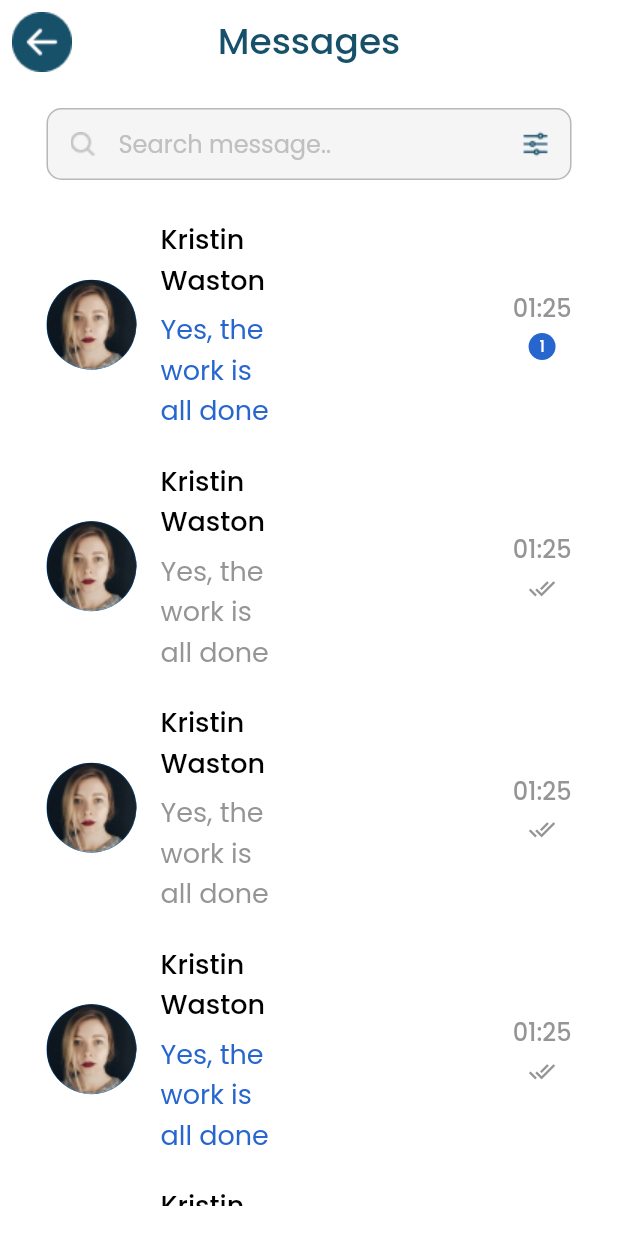
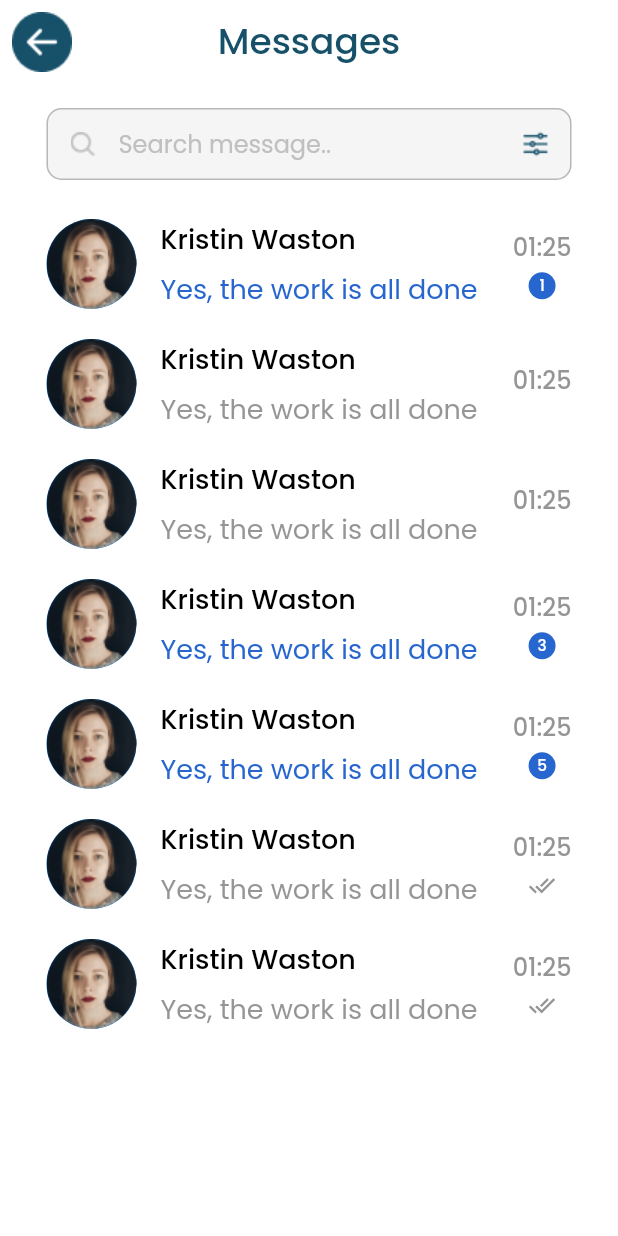
Before and after one commit to SalmaNada5/Task-Tech, a Flutter app: the ChatsScreen screen opened directly, on a phone screen of 412 x 824 dp. Run offline on Flutter 3.47's test engine with Material 2 defaults, Android fonts, the phone set to English and light mode, and no system bars; our stand-ins replace cached_network_image, custom_navigation_bar, dio, dotted_border, file_picker, flutter_switch and 10 more; missing offline and left inert: flutter_rounded_progress_bar, syncfusion_flutter_core; accounts and stored records are empty.

Commit message:
added new changes

```diff
--- a/lib/models/message_model.dart
+++ b/lib/models/message_model.dart
@@ -7,6 +7,7 @@ class Messages {
   String time;
   final bool isRead;
   final int unreadCount;
+  final bool isReceiveMess;
 
   Messages(
       {required this.name,
@@ -14,7 +15,8 @@ class Messages {
       required this.image,
       required this.isRead,
       required this.unreadCount,
-      required this.time});
+      required this.time,
+      required this.isReceiveMess});
 }
 
   List<Messages> chatsList = [
@@ -24,6 +26,7 @@ class Messages {
         image: 'images/person 2.png',
         time: '01:25',
         unreadCount: 1,
+        isReceiveMess: false,
         isRead: false),
     Messages(
         name: 'Kristin Waston',
@@ -31,6 +34,7 @@ class Messages {
         image: 'images/person 2.png',
         time: '01:25',
         unreadCount: 0,
+        isReceiveMess: true,
         isRead: true),
     Messages(
         name: 'Kristin Waston',
@@ -38,6 +42,7 @@ class Messages {
         image: 'images/person 2.png',
         time: '01:25',
         unreadCount: 0,
+        isReceiveMess: true,
         isRead: true),
     Messages(
         name: 'Kristin Waston',
@@ -45,6 +50,7 @@ class Messages {
         image: 'images/person 2.png',
         time: '01:25',
         unreadCount: 3,
+        isReceiveMess: false,
         isRead: false),
     Messages(
         name: 'Kristin Waston',
@@ -52,6 +58,8 @@ class Messages {
         image: 'images/person 2.png',
         time: '01:25',
         unreadCount: 5,
+                isReceiveMess: false,
+
         isRead: false),
     Messages(
         name: 'Kristin Waston',
@@ -59,6 +67,8 @@ class Messages {
         image: 'images/person 2.png',
         time: '01:25',
         unreadCount: 0,
+                isReceiveMess: false,
+
         isRead: true),
     Messages(
         name: 'Kristin Waston',
@@ -66,6 +76,8 @@ class Messages {
         image: 'images/person 2.png',
         time: '01:25',
         unreadCount: 0,
+                isReceiveMess: false,
+
         isRead: true),
 
   ];
--- a/lib/presentation/screens/chat_screens/chats_screen.dart
+++ b/lib/presentation/screens/chat_screens/chats_screen.dart
@@ -1,8 +1,8 @@
 import 'package:flutter/material.dart';
 import 'package:google_fonts/google_fonts.dart';
 import 'package:task_tech/models/message_model.dart';
-import 'package:task_tech/presentation/screens/chat_screens/chat_detail_screen.dart';
-
+import 'package:task_tech/presentation/screens/chat_screens/search_widget.dart';
+import 'conversation_list_widget.dart';
 
 
 class ChatsScreen extends StatefulWidget {
@@ -81,6 +81,10 @@ class _ChatsScreenState extends State<ChatsScreen> {
                     ),
                     border: InputBorder.none,
                   ),
+                  onTap: (){
+                    showSearch(context: context,
+                         delegate: CustomSearchDelegate());
+                  },
                   onChanged: (value) {
                     _searchController.text = value.toString();
                     _searchController.selection = TextSelection.collapsed(
@@ -89,7 +93,7 @@ class _ChatsScreenState extends State<ChatsScreen> {
                 ),
               ),
               ListView.builder(
-                  physics: const AlwaysScrollableScrollPhysics(),
+                  physics: const BouncingScrollPhysics(),
                   shrinkWrap: true,
                   padding: const EdgeInsets.only(top: 16),
                   itemCount: chatsList.length,
@@ -101,6 +105,8 @@ class _ChatsScreenState extends State<ChatsScreen> {
                       time: chatsList[index].time,
                       isRead: chatsList[index].isRead,
                       unreadCount: chatsList[index].unreadCount,
+                      isReceiveMess: chatsList[index].isReceiveMess,
+
                     );
                   })
             ],
@@ -110,117 +116,3 @@ class _ChatsScreenState extends State<ChatsScreen> {
     );
   }
 }
-
-class ConversationList extends StatefulWidget {
-  final String name;
-  final String messageText;
-  final String imageURL;
-  final String time;
-  final bool isRead;
-  final int? unreadCount;
-
-  const ConversationList(
-      {super.key,
-      required this.name,
-      required this.messageText,
-      required this.imageURL,
-      required this.time,
-      required this.isRead,
-      required this.unreadCount});
-
-  @override
-  State<ConversationList> createState() => _ConversationListState();
-}
-
-class _ConversationListState extends State<ConversationList> {
-  @override
-  Widget build(BuildContext context) {
-    return GestureDetector(
-      onTap: () {
-        Navigator.push(context, MaterialPageRoute(builder: (context) {
-          return const ChatDetailScreen();
-        }));
-      },
-      child: Container(
-        padding: const EdgeInsetsDirectional.only(
-            start: 16, end: 16, top: 10, bottom: 10),
-        child: Row(
-          children: <Widget>[
-            Expanded(
-                child: Row(
-              children: [
-                CircleAvatar(
-                  backgroundImage: AssetImage(widget.imageURL),
-                  maxRadius: 30,
-                ),
-                const SizedBox(
-                  width: 16,
-                ),
-                Expanded(
-                    child: Container(
-                  color: Colors.transparent,
-                  child: Column(
-                    crossAxisAlignment: CrossAxisAlignment.start,
-                    children: [
-                      Text(
-                        widget.name,
-                        style: GoogleFonts.poppins(
-                            fontSize: 18,
-                            fontWeight: FontWeight.w500,
-                            color: Colors.black),
-                      ),
-                      const SizedBox(
-                        height: 6,
-                      ),
-                      Text(
-                        widget.messageText,
-                        style: GoogleFonts.poppins(
-                            fontSize: 18,
-                            fontWeight: FontWeight.w400,
-                            color: widget.isRead
-                                ? const Color.fromRGBO(124, 124, 124, 0.81)
-                                : const Color.fromRGBO(39, 102, 207, 1)),
-                      )
-                    ],
-                  ),
-                ))
-              ],
-            )),
-            const Spacer(),
-            Column(
-              children: [
-                Text(
-                  widget.time,
-                  style: GoogleFonts.poppins(
-                      fontSize: 16,
-                      fontWeight: FontWeight.w500,
-                      color: const Color.fromRGBO(124, 124, 124, 0.81)),
-                ),
-                const SizedBox(
-                  height: 5,
-                ),
-                (widget.unreadCount == 1)
-                    ? CircleAvatar(
-                        radius: 9,
-                        backgroundColor: const Color.fromRGBO(39, 102, 207, 1),
-                        child: Text(
-                          widget.unreadCount.toString(),
-                          style: GoogleFonts.poppins(
-                              color: Colors.white,
-                              fontSize: 10.2,
-                              fontWeight: FontWeight.w500),
-                        ),
-                      )
-                    : const Icon(
-                        Icons.done_all,
-                        color: Color.fromRGBO(149, 149, 149, 1),
-                        size: 18,
-                      )
-              ],
-            )
-          ],
-        ),
-      ),
-    );
-  }
-}
--- /dev/null
+++ b/lib/presentation/screens/chat_screens/conversation_list_widget.dart
@@ -0,0 +1,120 @@
+import 'package:flutter/material.dart';
+import 'package:google_fonts/google_fonts.dart';
+
+import 'chat_detail_screen.dart';
+
+class ConversationList extends StatefulWidget {
+  final String name;
+  final String messageText;
+  final String imageURL;
+  final String time;
+  final bool isRead;
+  final int? unreadCount;
+  final bool isReceiveMess;
+
+  const ConversationList(
+      {super.key,
+      required this.name,
+      required this.isReceiveMess,
+      required this.messageText,
+      required this.imageURL,
+      required this.time,
+      required this.isRead,
+      required this.unreadCount});
+
+  @override
+  State<ConversationList> createState() => _ConversationListState();
+}
+
+class _ConversationListState extends State<ConversationList> {
+  @override
+  Widget build(BuildContext context) {
+    return GestureDetector(
+      onTap: () {
+        Navigator.push(context, MaterialPageRoute(builder: (context) {
+          return const ChatDetailScreen();
+        }));
+      },
+      child: Container(
+        padding: const EdgeInsetsDirectional.only(
+            start: 16, end: 16, top: 10, bottom: 10),
+        child: Row(
+          children: <Widget>[
+            Expanded(
+                child: Row(
+              children: [
+                CircleAvatar(
+                  backgroundImage: AssetImage(widget.imageURL),
+                  maxRadius: 30,
+                ),
+                const SizedBox(
+                  width: 16,
+                ),
+                Expanded(
+                    child: Container(
+                  color: Colors.transparent,
+                  child: Column(
+                    crossAxisAlignment: CrossAxisAlignment.start,
+                    children: [
+                      Text(
+                        widget.name,
+                        style: GoogleFonts.poppins(
+                            fontSize: 18,
+                            fontWeight: FontWeight.w500,
+                            color: Colors.black),
+                      ),
+                      const SizedBox(
+                        height: 6,
+                      ),
+                      Text(
+                        widget.messageText,
+                        style: GoogleFonts.poppins(
+                            fontSize: 18,
+                            fontWeight: FontWeight.w400,
+                            color: widget.isRead
+                                ? const Color.fromRGBO(124, 124, 124, 0.81)
+                                : const Color.fromRGBO(39, 102, 207, 1)),
+                      )
+                    ],
+                  ),
+                ))
+              ],
+            )),
+           // const Spacer(),
+            Column(
+              children: [
+                Text(
+                  widget.time,
+                  style: GoogleFonts.poppins(
+                      fontSize: 16,
+                      fontWeight: FontWeight.w500,
+                      color: const Color.fromRGBO(124, 124, 124, 0.81)),
+                ),
+                const SizedBox(
+                  height: 5,
+                ),
+                (widget.unreadCount! > 0)
+                    ? CircleAvatar(
+                        radius: 9,
+                        backgroundColor: const Color.fromRGBO(39, 102, 207, 1),
+                        child: Text(
+                          widget.unreadCount.toString(),
+                          style: GoogleFonts.poppins(
+                              color: Colors.white,
+                              fontSize: 10.2,
+                              fontWeight: FontWeight.w500),
+                        ),
+                      ):widget.isReceiveMess==false?
+                     const Icon(
+                        Icons.done_all,
+                        color: Color.fromRGBO(149, 149, 149, 1),
+                        size: 18,
+                      ):Container()
+              ],
+            )
+          ],
+        ),
+      ),
+    );
+  }
+}
--- a/lib/presentation/screens/create_profile/profile_pages/profile_screen.dart
+++ b/lib/presentation/screens/create_profile/profile_pages/profile_screen.dart
@@ -55,7 +55,7 @@ class ProfileScreenState extends State<ProfileScreen>
                     ),
                      Center(
                       child:  Text(
-                        'Eman Elsayed',
+                        'Noran Tarek',
                         style: GoogleFonts.poppins(
                             fontSize: 24, fontWeight: FontWeight.w500),
                       ),
@@ -64,7 +64,7 @@ class ProfileScreenState extends State<ProfileScreen>
                       height: 10,
                     ),
                     Center(
-                      child: GradientText('UI/UX Designer',
+                      child: GradientText('App Developer',
                           style:  GoogleFonts.poppins(
                             fontSize: 20,
                             fontWeight: FontWeight.w500,
--- a/lib/presentation/screens/create_profile/widgets/default_form_field.dart
+++ b/lib/presentation/screens/create_profile/widgets/default_form_field.dart
@@ -16,6 +16,7 @@ class DefaultFormField extends StatelessWidget {
   @override
   Widget build(BuildContext context) {
     return TextFormField(
+      keyboardType: type,
       controller: controller,
       style: GoogleFonts.poppins(
         color: Colors.black,
--- a/lib/presentation/screens/home/view/notifications_screen.dart
+++ b/lib/presentation/screens/home/view/notifications_screen.dart
@@ -4,7 +4,6 @@ import 'package:flutter/material.dart';
 import 'package:google_fonts/google_fonts.dart';
 import 'package:task_tech/presentation/widgets/notification_widgets.dart';
 
-import '../../../../constants/colors.dart';
 
 class NotificationList {
   String name;
--- a/lib/presentation/widgets/notification_widgets.dart
+++ b/lib/presentation/widgets/notification_widgets.dart
@@ -6,7 +6,6 @@ import 'package:google_fonts/google_fonts.dart';
 
 import '../../constants/colors.dart';
 
-// ignore: must_be_immutable
 class RequestNotification extends StatefulWidget {
   String name;
   String imageURL;
```
Also changed, not shown: lib/main.dart (+1 -10 lines), lib/presentation/screens/chat_screens/chat_detail_screen.dart (+5 -4 lines), lib/presentation/screens/chat_screens/search_widget.dart (added, +76 -0 lines), lib/presentation/screens/create_profile/bio_screen.dart (+6 -5 lines), lib/presentation/screens/create_profile/create_profile.dart (+42 -29 lines), lib/presentation/screens/create_profile/profile_controller/get_current_user_model.dart (added, +173 -0 lines), lib/presentation/screens/create_profile/profile_controller/profile_controller.dart (+26 -0 lines), lib/presentation/screens/create_profile/profile_pages/about_me_page.dart (+10 -9 lines), lib/presentation/screens/create_profile/skills_screen.dart (+10 -10 lines), lib/presentation/screens/create_profile/widgets/button_widget.dart (line endings or trailing spaces).
